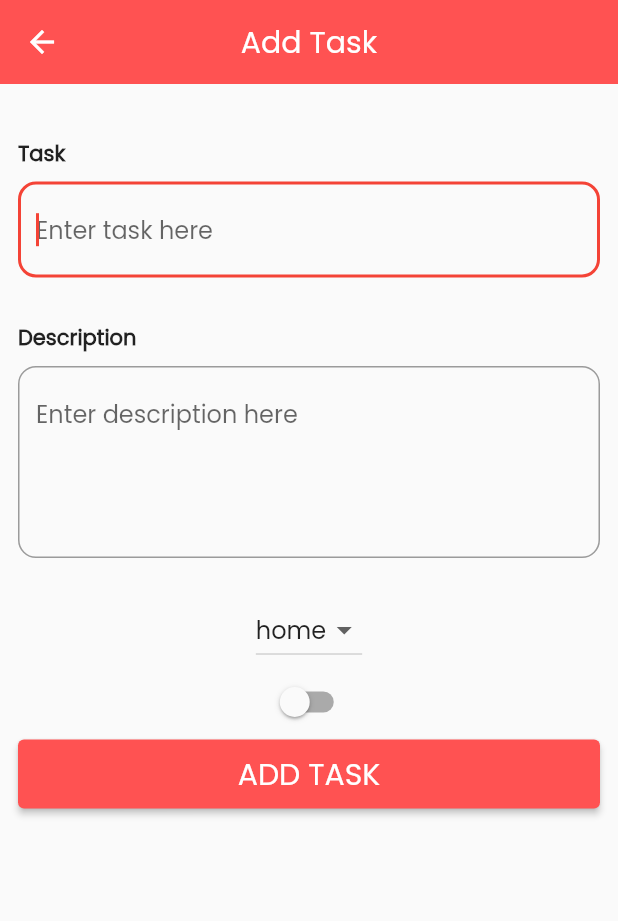
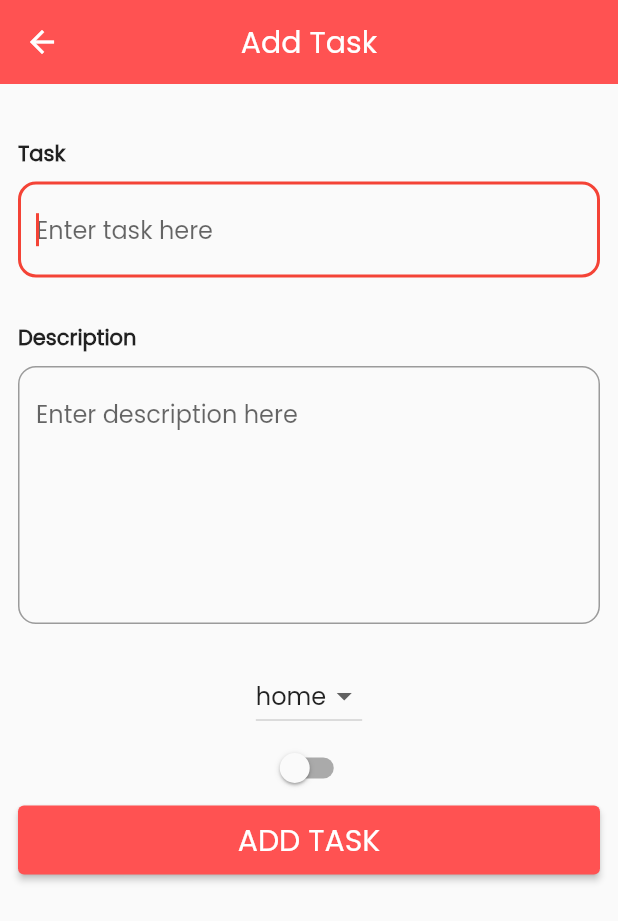
Before and after one commit to ak19992017/task-master, a Flutter app: the screen it shows after launch, after a tap on "Add task", on a phone screen of 412 x 824 dp. Shown: the top 921 px of the screen. Run offline on Flutter 3.47's test engine with Material 2 defaults, Android fonts, the phone set to English and light mode, and no system bars; our stand-ins replace cloud_firestore, eva_icons_flutter, firebase_core; accounts and stored records are empty.

Commit message:
minor changes

```diff
--- a/lib/main.dart
+++ b/lib/main.dart
@@ -1,6 +1,4 @@
 import 'package:flutter/material.dart';
-import 'package:provider/provider.dart';
-import 'package:task_master/models/todo_model.dart';
 import 'package:task_master/screens/todo_screen.dart';
 import 'package:firebase_core/firebase_core.dart';
 import 'firebase_options.dart';
@@ -11,10 +9,7 @@ void main() async {
     options: DefaultFirebaseOptions.currentPlatform,
   );
   runApp(
-    ChangeNotifierProvider(
-      create: (context) => ToDoModel(),
-      child: const MyApp(),
-    ),
+    const MyApp(),
   );
 }
 
--- a/lib/screens/add_screen.dart
+++ b/lib/screens/add_screen.dart
@@ -53,6 +53,8 @@ class _AddTaskScreenState extends State<AddTaskScreen> {
                         ),
                         controller: _task,
                         textInputAction: TextInputAction.next,
+                        keyboardType: TextInputType.name,
+                        textCapitalization: TextCapitalization.sentences,
                       ),
                       const SizedBox(height: 30.0),
                       const Text(
@@ -68,8 +70,10 @@ class _AddTaskScreenState extends State<AddTaskScreen> {
                                 borderRadius:
                                     BorderRadius.all(Radius.circular(12)))),
                         controller: _description,
-                        maxLines: 4,
-                        textInputAction: TextInputAction.done,
+                        maxLines: 6,
+                        textInputAction: TextInputAction.go,
+                        keyboardType: TextInputType.multiline,
+                        textCapitalization: TextCapitalization.sentences,
                       ),
                       const SizedBox(height: 24.0),
                     ],
--- a/lib/widgets/category.dart
+++ b/lib/widgets/category.dart
@@ -1,6 +1,5 @@
 import 'package:flutter/material.dart';
 import 'package:task_master/constants.dart';
-import 'package:task_master/models/todo_model.dart';
 import 'package:task_master/screens/read_screen.dart';
 import 'package:task_master/widgets/page_route.dart';
 
@@ -24,7 +23,7 @@ class CategorySection extends StatelessWidget {
                   context,
                   CustomPageRoute(
                     child: ReadTaskScreen(
-                      color: colorsList[index],
+                      color: giveCategoryGetColor(categoryList[index]),
                       text: categoryList[index],
                     ),
                     direction: AxisDirection.left,
@@ -34,11 +33,12 @@ class CategorySection extends StatelessWidget {
                   padding: const EdgeInsets.all(8),
                   margin: const EdgeInsets.all(8),
                   decoration: BoxDecoration(
-                    color: colorsList[index],
+                    color: giveCategoryGetColor(categoryList[index]),
                     borderRadius: const BorderRadius.all(Radius.circular(20)),
                     boxShadow: [
                       BoxShadow(
-                        color: colorsList[index].withOpacity(0.5),
+                        color: giveCategoryGetColor(categoryList[index])
+                            .withOpacity(0.5),
                         offset: const Offset(10, 10),
                         blurRadius: 2,
                       )
--- a/lib/widgets/header.dart
+++ b/lib/widgets/header.dart
@@ -38,7 +38,6 @@ class _HeaderSectionState extends State<HeaderSection> {
                         autofocus: true,
                         initialValue: userName,
                         textInputAction: TextInputAction.done,
-                        textCapitalization: TextCapitalization.sentences,
                         keyboardType: TextInputType.name,
                         onFieldSubmitted: (value) => setState(
                           () => {isEditable = false, userName = value},
--- a/lib/widgets/history.dart
+++ b/lib/widgets/history.dart
@@ -1,5 +1,4 @@
 // ignore_for_file: avoid_print
-
 import 'package:cloud_firestore/cloud_firestore.dart';
 import 'package:eva_icons_flutter/eva_icons_flutter.dart';
 import 'package:flutter/material.dart';
```
Also changed, not shown: lib/constants.dart (+20 -0 lines), lib/models/todo_model.dart (deleted, +0 -86 lines), lib/screens/update_screen.dart (+6 -2 lines), pubspec.lock.
